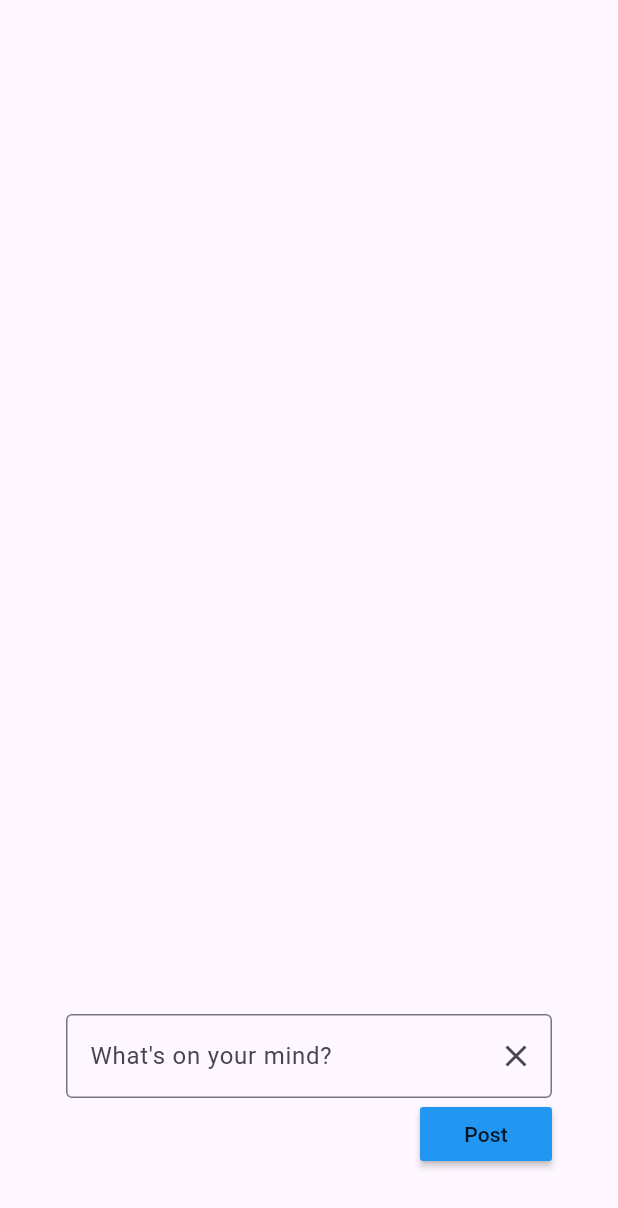
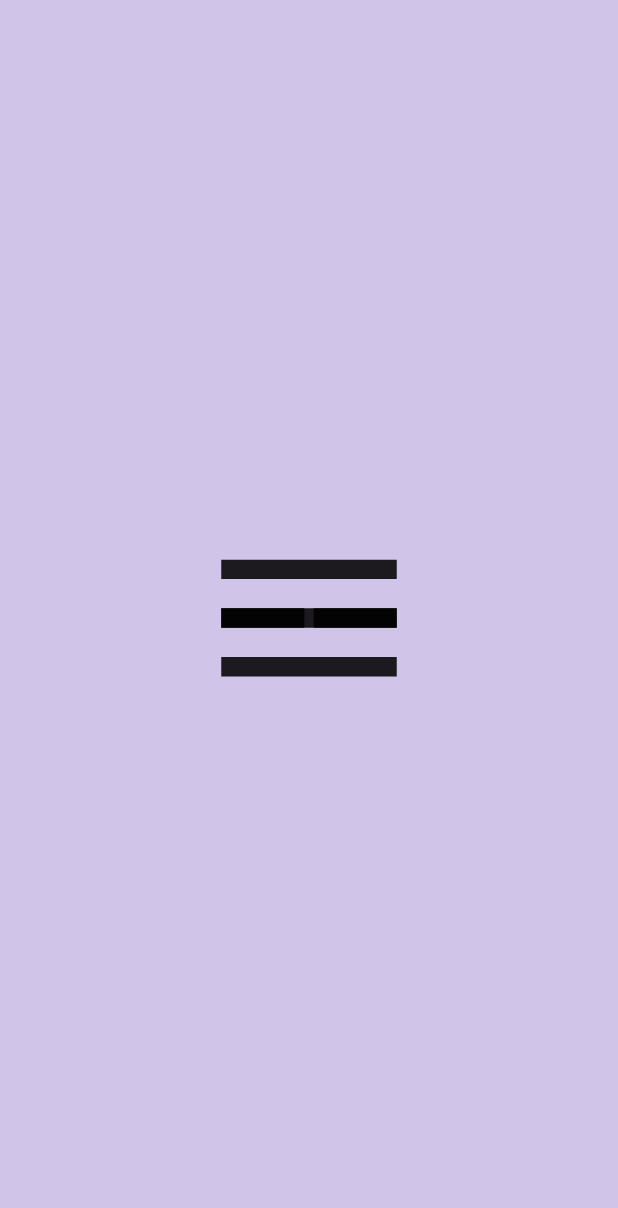
Before and after one commit to IkramulHasanTanvir/LearnFlutter, a Flutter app: the screen it shows after launch, on a phone screen of 412 x 824 dp. Shown: the top 1208 px of the screen. Run offline on Flutter 3.47's test engine with Material 3 defaults, Android fonts, the phone set to English and light mode, and no system bars.

Commit message:
AnimatedIcon Widget

```diff
--- a/lib/main.dart
+++ b/lib/main.dart
@@ -11,7 +11,7 @@ class MyApp extends StatelessWidget {
   @override
   Widget build(BuildContext context) {
     return const MaterialApp(
-      debugShowCheckedModeBanner: false,
+      //debugShowCheckedModeBanner: false,
       home: MyHome(),
     );
   }
--- a/lib/my_home.dart
+++ b/lib/my_home.dart
@@ -7,52 +7,50 @@ class MyHome extends StatefulWidget {
   State<MyHome> createState() => _MyHomeState();
 }
 
-class _MyHomeState extends State<MyHome> {
-  String userPost = '';
+class _MyHomeState extends State<MyHome> with SingleTickerProviderStateMixin {
+  late AnimationController _animationController;
 
-  final _textController = TextEditingController();
+  @override
+  void initState() {
+    super.initState();
+    _animationController = AnimationController(
+      vsync: this,
+      duration: const Duration(seconds: 1),
+    );
+  }
+
+  bool videoPlaying = false;
+
+  void _iconTapped() {
+    if (videoPlaying == false) {
+      _animationController.forward();
+      videoPlaying = true;
+    } else {
+      _animationController.reverse();
+      videoPlaying = false;
+    }
+  }
 
   @override
   Widget build(BuildContext context) {
     return Scaffold(
-      body: Padding(
-        padding: const EdgeInsets.all(44.0),
-        child: Column(
-          crossAxisAlignment: CrossAxisAlignment.end,
-          mainAxisAlignment: MainAxisAlignment.center,
-          children: [
-            Expanded(
-              child: Center(
-                child: Text(
-                  userPost,
-                  style: const TextStyle(fontSize: 32),
-                ),
-              ),
-            ),
-            TextField(
-              controller: _textController,
-              decoration: InputDecoration(
-                hintText: 'What\'s on your mind?',
-                border: const OutlineInputBorder(),
-                suffixIcon: IconButton(
-                  onPressed: () {
-                    _textController.clear();
-                  },
-                  icon: const Icon(Icons.clear),
-                ),
-              ),
-            ),
-            MaterialButton(
-              color: Colors.blue,
-              onPressed: () {
-                userPost = _textController.text;
-                setState(() {});
-              },
-              child: const Text('Post'),
-            ),
-          ],
+      backgroundColor: Colors.deepPurple[100],
+      body: Center(
+        child: GestureDetector(
+          onTap: _iconTapped,
+          child: AnimatedIcon(
+            icon: AnimatedIcons.menu_home,
+            progress: _animationController,
+            size: 156,
+          ),
         ),
       ),
     );
   }
+
+  @override
+  void dispose() {
+    super.dispose();
+    _animationController;
+  }
 }
```
